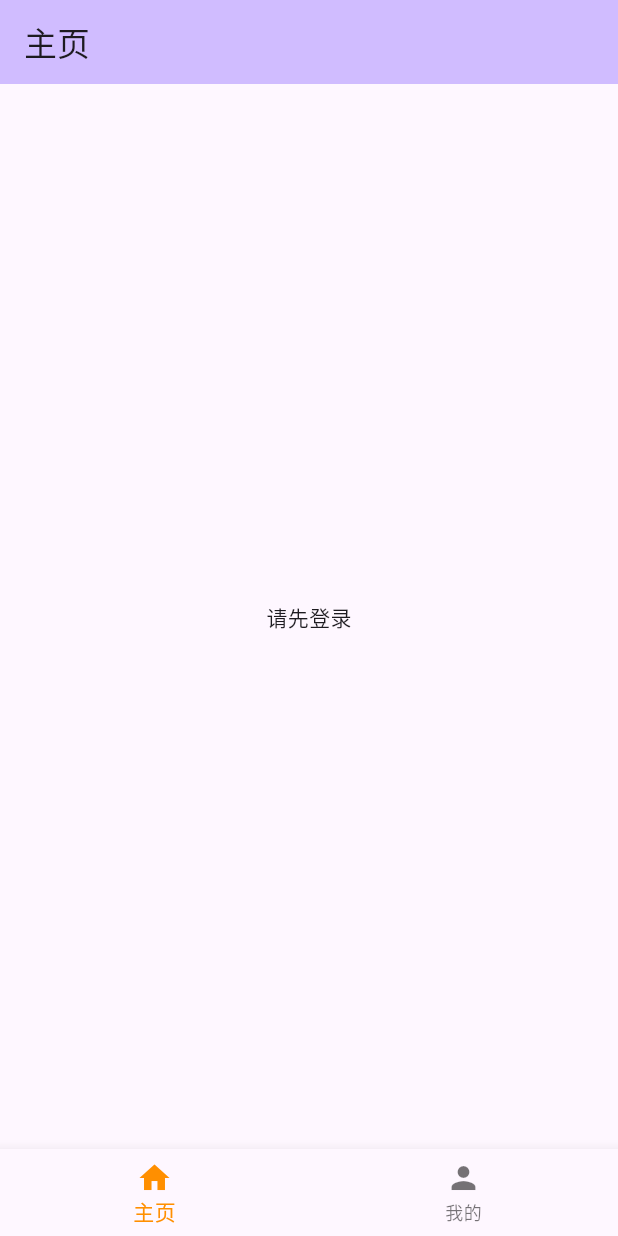
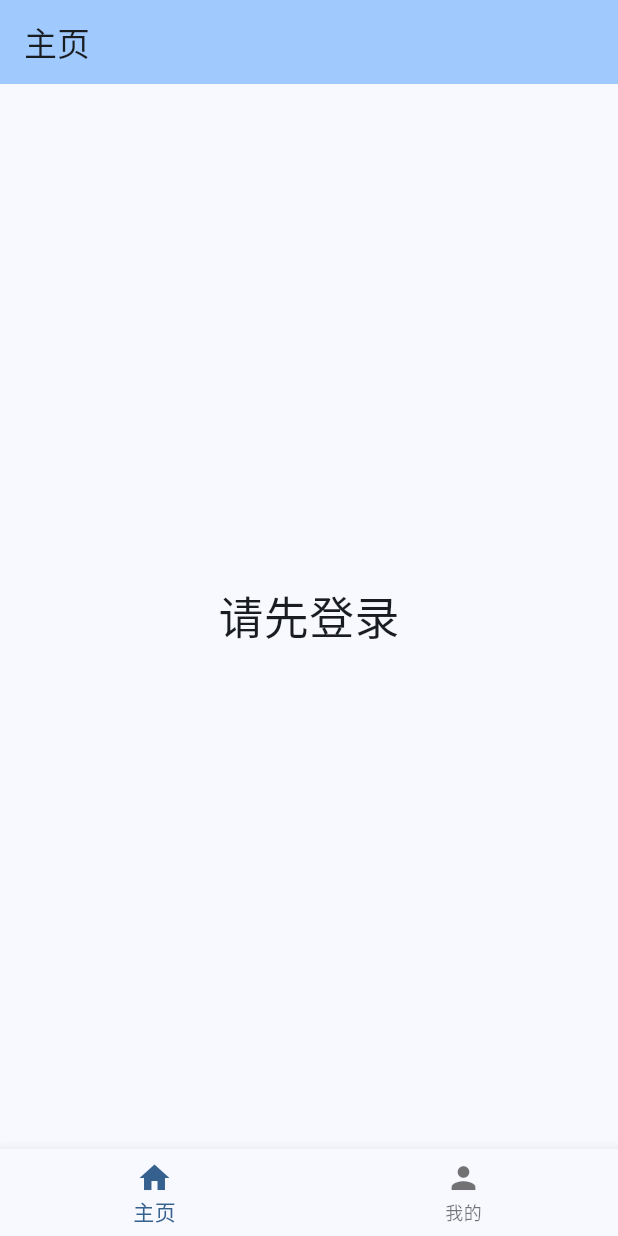
Before and after one commit to weijianxian/fzu_qrcode, a Flutter app: the screen it shows after launch, on a phone screen of 412 x 824 dp. Run offline on Flutter 3.47's test engine with Material 3 defaults, Android fonts, the phone set to English and light mode, and no system bars; our stand-ins replace dio, qr_flutter.

Commit message:
更新构建流程，忽略Markdown文件，优化APK上传文件名；修改主页和个人页面的主题颜色，调整二维码显示样式；更新README文档，修正应用描述和构建指令

```diff
--- a/lib/main.dart
+++ b/lib/main.dart
@@ -82,7 +82,6 @@ class MyHomePageState extends State<MyHomePage> {
           ),
         ],
         currentIndex: _selectedIndex,
-        selectedItemColor: Colors.amber[800],
         onTap: _onItemTapped,
       ),
     );
--- a/lib/page/home_page.dart
+++ b/lib/page/home_page.dart
@@ -35,7 +35,7 @@ class _HomePageState extends State<HomePage> {
     if (userData.isLoggedIn && userData.payIdList.isNotEmpty) {
       return Scaffold(
         appBar: AppBar(
-          backgroundColor: Theme.of(context).colorScheme.inversePrimary,
+          backgroundColor: Theme.of(context).colorScheme.primary,
           title: Text(widget.title),
           actions: [
             IconButton(
@@ -65,29 +65,27 @@ class _HomePageState extends State<HomePage> {
               ),
               const Text('消费码:', textAlign: TextAlign.center),
               const SizedBox(height: 20),
-              Center(
+              Container(
+                padding: EdgeInsets.all(10),
+                decoration: BoxDecoration(
+                  borderRadius: BorderRadius.circular(10),
+                  color: Colors.white,
+                  boxShadow: [
+                    BoxShadow(
+                      color: Colors.grey.withOpacity(0.5),
+                      spreadRadius: 5,
+                      blurRadius: 7,
+                      offset: const Offset(0, 3),
+                    ),
+                  ],
+                ),
                 child: QrImageView(
                   data: userData.payIdList.first.prePayId,
-                  eyeStyle: QrEyeStyle(
-                    eyeShape: QrEyeShape.square,
-                    color: Theme.of(context).brightness == Brightness.dark
-                        ? Colors.white
-                        : Colors.black,
-                  ),
-                  dataModuleStyle: QrDataModuleStyle(
-                    dataModuleShape: QrDataModuleShape.square,
-                    color: Theme.of(context).brightness == Brightness.dark
-                        ? Colors.white
-                        : Colors.black,
-                  ),
-                  backgroundColor:
-                      Theme.of(context).brightness == Brightness.dark
-                          ? Colors.black
-                          : Colors.white,
+                  backgroundColor: Colors.white,
                   size: MediaQuery.of(context).size.width >=
                           MediaQuery.of(context).size.height
                       ? MediaQuery.of(context).size.height * 0.4
-                      : MediaQuery.of(context).size.width * 0.8,
+                      : MediaQuery.of(context).size.width * 0.7,
                 ),
               ),
               const SizedBox(height: 20),
@@ -106,7 +104,7 @@ class _HomePageState extends State<HomePage> {
           title: Text(widget.title),
         ),
         body: const Center(
-          child: Text("请先登录"),
+          child: Text("请先登录", style: TextStyle(fontSize: 30)),
         ),
       );
     }
--- a/lib/page/personal_page.dart
+++ b/lib/page/personal_page.dart
@@ -55,7 +55,7 @@ class _UserPageState extends State<UserPage> {
 
     return Scaffold(
       appBar: AppBar(
-        backgroundColor: Theme.of(context).colorScheme.inversePrimary,
+        backgroundColor: Theme.of(context).colorScheme.primary,
         title: Text(widget.title),
       ),
       body: Padding(
--- a/lib/utils/theme_data.dart
+++ b/lib/utils/theme_data.dart
@@ -7,6 +7,10 @@ class ThemeDataNotifier with ChangeNotifier {
   get isDarkMode => _isDarkMode;
 
   ThemeData get lightTheme => ThemeData(
+        colorScheme: ColorScheme.fromSeed(
+          seedColor: Colors.blue,
+          brightness: Brightness.light,
+        ),
         brightness: Brightness.light,
         appBarTheme: const AppBarTheme(
           systemOverlayStyle: SystemUiOverlayStyle(
@@ -22,7 +26,10 @@ class ThemeDataNotifier with ChangeNotifier {
       );
 
   ThemeData get darkTheme => ThemeData(
-        brightness: Brightness.dark,
+        colorScheme: ColorScheme.fromSeed(
+          seedColor: Colors.blue,
+          brightness: Brightness.dark,
+        ),
         appBarTheme: const AppBarTheme(
           systemOverlayStyle: SystemUiOverlayStyle(
             statusBarColor: Colors.transparent, // 去除状态栏遮罩
```
Also changed, not shown: 2 other files.
